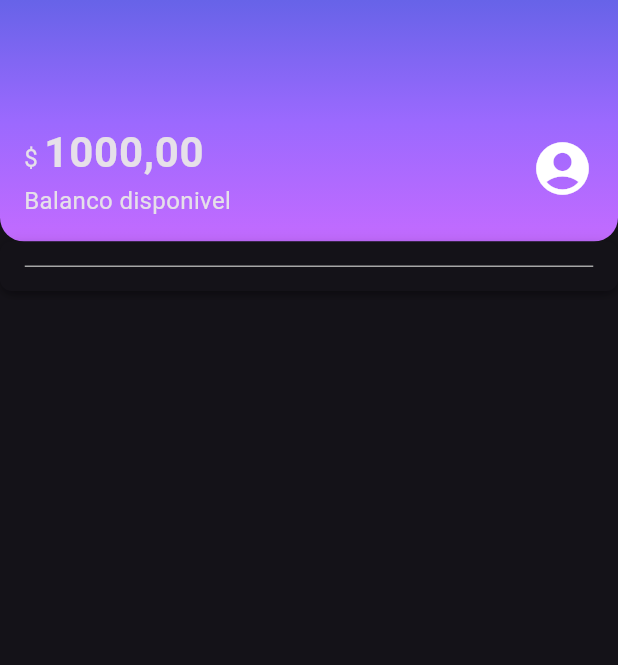
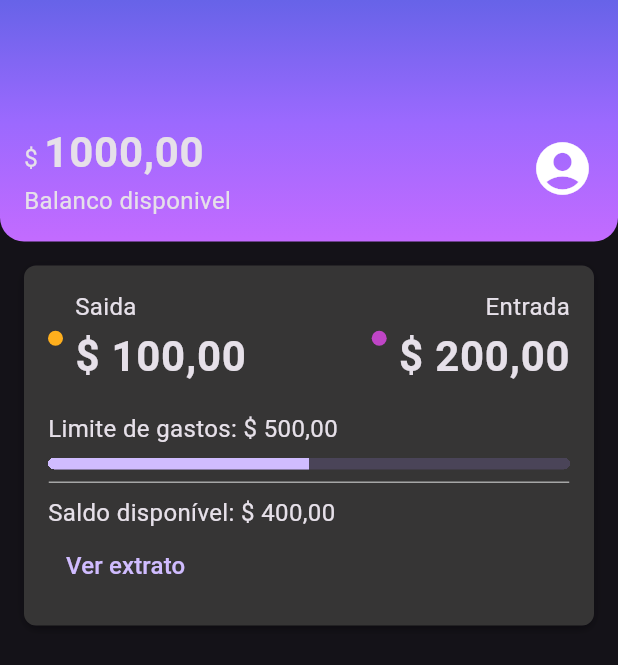
Before and after one commit to alandlan/alubank, a Flutter app: the screen it shows after launch, on a phone screen of 412 x 824 dp. Shown: the top 665 px of the screen. Run offline on Flutter 3.47's test engine with Material 3 defaults, Android fonts, the phone set to English and light mode, and no system bars.

Commit message:
create card

```diff
--- a/alubank/lib/components/box_card.dart
+++ b/alubank/lib/components/box_card.dart
@@ -8,10 +8,12 @@ class BoxCard extends StatelessWidget {
   Widget build(BuildContext context) {
     return Container(
       padding: const EdgeInsets.all(16),
+
       decoration: BoxDecoration(
         color: Theme.of(context).cardColor,
         borderRadius: BorderRadius.circular(8),
         boxShadow: kElevationToShadow[3],
+
       ),
       child: boxContent,
     );
--- /dev/null
+++ b/alubank/lib/components/sections/recent_activity.dart
@@ -0,0 +1,81 @@
+import 'package:alubank/components/box_card.dart';
+import 'package:alubank/components/color_dot.dart';
+import 'package:alubank/components/content_division.dart';
+import 'package:alubank/themes/theme_colors.dart';
+import 'package:flutter/material.dart';
+
+class RecentActivity extends StatelessWidget {
+  const RecentActivity({super.key});
+
+  @override
+  Widget build(BuildContext context) {
+    return const Padding(
+      padding: EdgeInsets.all(16),
+      child: BoxCard(boxContent: _RecentActivityContent()),
+    );
+  }
+}
+
+class _RecentActivityContent extends StatelessWidget {
+  const _RecentActivityContent({super.key});
+
+  @override
+  Widget build(BuildContext context) {
+    return Column(
+      crossAxisAlignment: CrossAxisAlignment.start,
+      children: [
+        Row(
+          mainAxisAlignment: MainAxisAlignment.spaceBetween,
+          children: [
+            Row(
+              children: [
+                Padding(
+                  padding: const EdgeInsets.only(right: 8),
+                  child: ColorDot(color: ThemeColors.recentActivity['spent']),
+                ),
+                Column(
+                  crossAxisAlignment: CrossAxisAlignment.start,
+                  children: [
+                    Text('Saida'),
+                    Text('\$ 100,00', style: Theme.of(context).textTheme.bodyLarge),
+                  ],
+                )
+              ],
+            ),
+            Row(children: [
+              Padding(
+                padding: const EdgeInsets.only(right: 8),
+                child: ColorDot(color: ThemeColors.recentActivity['income']),
+              ),
+              Column(
+                crossAxisAlignment: CrossAxisAlignment.end,
+                children: [
+                  Text('Entrada'),
+                  Text('\$ 200,00', style: Theme.of(context).textTheme.bodyLarge),
+                ],
+              )
+            ],)
+          ],
+        ),
+        Padding(
+          padding: const EdgeInsets.only(top: 16, bottom: 8),
+          child: Text('Limite de gastos: \$ 500,00', style: Theme.of(context).textTheme.bodyMedium),
+        ),
+        Container(
+          clipBehavior: Clip.hardEdge,
+          decoration: BoxDecoration(
+            borderRadius: BorderRadius.circular(8),
+          ),
+          child: LinearProgressIndicator(
+            value: 0.5,
+            minHeight: 8),
+        ),
+        Padding(padding: EdgeInsets.only(top: 8, bottom: 8),
+          child: ContentDivision()
+        ),
+        Text('Saldo disponível: \$ 400,00', style: Theme.of(context).textTheme.bodyMedium),
+        TextButton(onPressed: (){}, child: Text('Ver extrato', style: TextStyle(fontSize: 16),))
+      ],
+    );
+  }
+}
--- a/alubank/lib/screens/home.dart
+++ b/alubank/lib/screens/home.dart
@@ -1,8 +1,5 @@
-import 'package:alubank/components/box_card.dart';
-import 'package:alubank/components/color_dot.dart';
-import 'package:alubank/components/content_division.dart';
 import 'package:alubank/components/sections/header.dart';
-import 'package:alubank/themes/theme_colors.dart';
+import 'package:alubank/components/sections/recent_activity.dart';
 import 'package:flutter/material.dart';
 
 class Home extends StatelessWidget {
@@ -10,11 +7,11 @@ class Home extends StatelessWidget {
 
   @override
   Widget build(BuildContext context) {
-    return Scaffold(
+    return const Scaffold(
       body: Column(
         children: <Widget>[
           Header(),
-          BoxCard(boxContent: ContentDivision()),
+          RecentActivity(),
         ],
       ),
     );
--- a/alubank/lib/themes/my_theme.dart
+++ b/alubank/lib/themes/my_theme.dart
@@ -4,8 +4,11 @@ import 'package:flutter/material.dart';
 ThemeData MyTheme = ThemeData(
   primarySwatch: ThemeColors.primaryColor,
   primaryColor: ThemeColors.primaryColor,
+  primaryColorDark: ThemeColors.primaryColor,
+  primaryColorLight: ThemeColors.primaryColor,
+  cardColor: ThemeColors.cardColor,
   brightness: Brightness.dark,
-  textTheme: TextTheme(
+  textTheme: const TextTheme(
     bodyMedium: TextStyle(fontSize: 16),
     bodyLarge: TextStyle(fontSize: 28,fontWeight: FontWeight.bold),
   )
--- a/alubank/lib/themes/theme_colors.dart
+++ b/alubank/lib/themes/theme_colors.dart
@@ -12,4 +12,5 @@ class ThemeColors {
     'income': Color.fromRGBO(191, 69, 198, 1),
   };
   static const division = Color.fromRGBO(166, 166, 166, 1);
+  static const cardColor = Color.fromRGBO(54, 53, 53, 1);
 }
```
